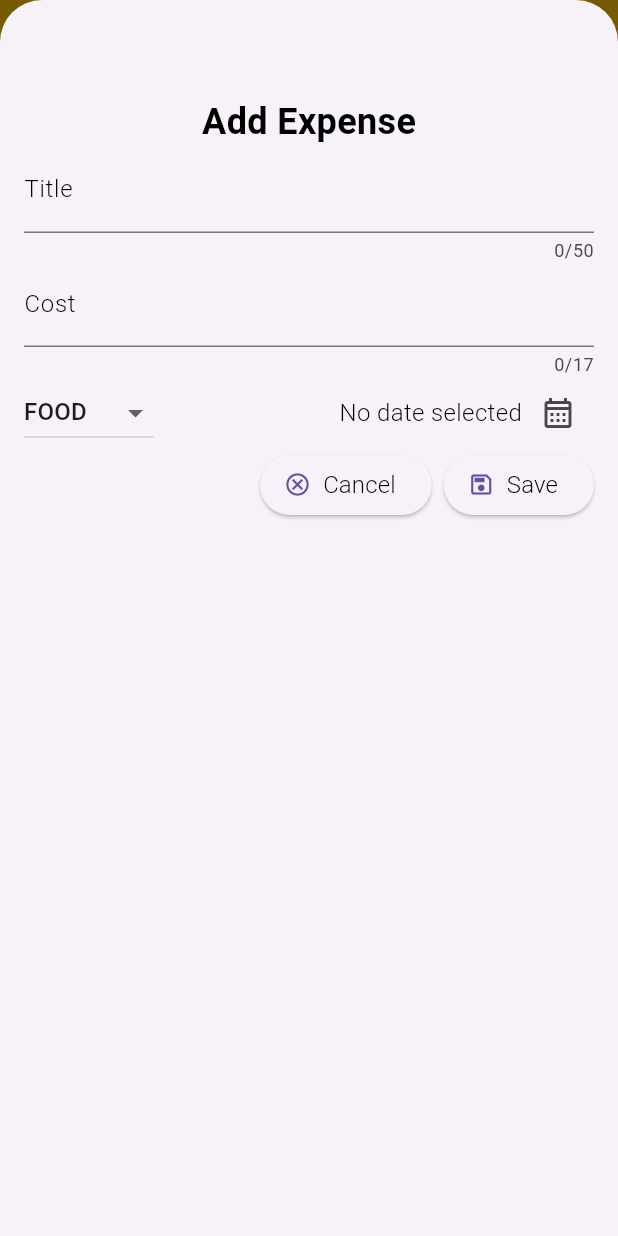
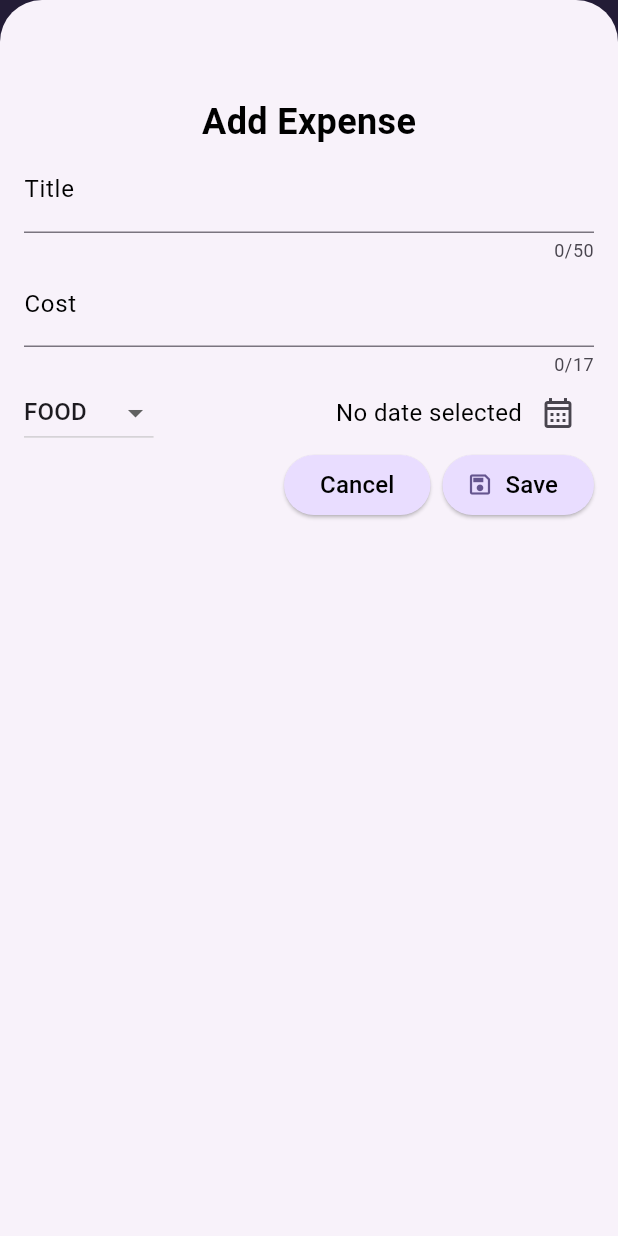
Before and after one commit to felpfsf/expense_tracker, a Flutter app: the screen it shows after launch, after a tap on the "add" icon, on a phone screen of 412 x 824 dp. Run offline on Flutter 3.47's test engine with Material 3 defaults, Android fonts, the phone set to English and light mode, and no system bars.

Commit message:
feat: theming

```diff
--- a/lib/expenses_app.dart
+++ b/lib/expenses_app.dart
@@ -12,33 +12,34 @@ class ExpensesApp extends StatefulWidget {
 }
 
 class _ExpensesApp extends State<ExpensesApp> {
-  // final List<Expense> _registeredExpenses = [
-  //   Expense(
-  //     title: 'Flutter Course',
-  //     cost: 19.99,
-  //     category: Category.work,
-  //     createdAt: DateTime.now(),
-  //   ),
-  //   Expense(
-  //     title: 'Oppenheimer',
-  //     cost: 4.99,
-  //     category: Category.leisure,
-  //     createdAt: DateTime.now(),
-  //   ),
-  //   Expense(
-  //     title: 'Dinner @ Fogo de Chão',
-  //     cost: 234.45,
-  //     category: Category.food,
-  //     createdAt: DateTime.now(),
-  //   ),
-  //   Expense(
-  //     title: 'Traveling',
-  //     cost: 136.45,
-  //     category: Category.travel,
-  //     createdAt: DateTime.now(),
-  //   ),
-  // ];
-  final List<Expense> _registeredExpenses = [];
+  final List<Expense> _registeredExpenses = [
+    Expense(
+      title: 'Flutter Course',
+      cost: 19.99,
+      category: Category.work,
+      createdAt: DateTime.now(),
+    ),
+    Expense(
+      title: 'Oppenheimer',
+      cost: 4.99,
+      category: Category.leisure,
+      createdAt: DateTime.now(),
+    ),
+    Expense(
+      title: 'Dinner @ Fogo de Chão',
+      cost: 234.45,
+      category: Category.food,
+      createdAt: DateTime.now(),
+    ),
+    Expense(
+      title: 'Traveling',
+      cost: 136.45,
+      category: Category.travel,
+      createdAt: DateTime.now(),
+    ),
+  ];
+  // final List<Expense> _registeredExpenses = [];
+  final String _appTitle = 'Flutter Expense Tracker';
 
   void _openAddExpenseOverlay() {
     showModalBottomSheet(
@@ -109,14 +110,19 @@ class _ExpensesApp extends State<ExpensesApp> {
 
     return Scaffold(
       appBar: AppBar(
-        title: const Text('Flutter ExpenseTracker'),
+        title: Text(
+          _appTitle,
+          style: const TextStyle(
+            fontSize: 18,
+            fontWeight: FontWeight.w500,
+          ),
+        ),
         actions: [
           IconButton(
             onPressed: _openAddExpenseOverlay,
             icon: const Icon(Icons.add),
           ),
         ],
-        backgroundColor: Colors.amber,
         toolbarHeight: 80,
       ),
       body: Column(
@@ -134,7 +140,8 @@ class _ExpensesApp extends State<ExpensesApp> {
 }
 
 class TitleSection extends StatelessWidget {
-  const TitleSection({super.key});
+  final void Function() openAddExpenseOverlay;
+  const TitleSection({super.key, required this.openAddExpenseOverlay});
 
   @override
   Widget build(BuildContext context) {
@@ -148,7 +155,7 @@ class TitleSection extends StatelessWidget {
         ),
         const Spacer(),
         IconButton(
-          onPressed: () {},
+          onPressed: openAddExpenseOverlay,
           icon: const Icon(Icons.add),
         ),
       ],
--- a/lib/main.dart
+++ b/lib/main.dart
@@ -1,8 +1,41 @@
 import 'package:expense_tracker/expenses_app.dart';
 import 'package:flutter/material.dart';
 
+// Global variables starts with the 'k' character
+var kColorScheme = ColorScheme.fromSeed(
+  seedColor: const Color.fromARGB(255, 96, 59, 181),
+);
+
 void main() {
-  runApp(const MaterialApp(
-    home: ExpensesApp(),
+  runApp(MaterialApp(
+    theme: ThemeData().copyWith(
+      colorScheme: kColorScheme,
+      appBarTheme: const AppBarTheme().copyWith(
+        backgroundColor: kColorScheme.onPrimaryContainer,
+        foregroundColor: kColorScheme.primaryContainer,
+      ),
+      cardTheme: const CardTheme().copyWith(
+        color: kColorScheme.secondaryContainer,
+        margin: const EdgeInsets.symmetric(horizontal: 16, vertical: 8),
+      ),
+      elevatedButtonTheme: ElevatedButtonThemeData(
+        style: ElevatedButton.styleFrom(
+          backgroundColor: kColorScheme.primaryContainer,
+        ),
+      ),
+      textTheme: ThemeData().textTheme.copyWith(
+            titleLarge: TextStyle(
+              fontWeight: FontWeight.w600,
+              fontSize: 16,
+              color: kColorScheme.onSecondaryContainer,
+            ),
+            displaySmall: TextStyle(
+              fontWeight: FontWeight.w600,
+              fontSize: 14,
+              color: kColorScheme.primaryContainer,
+            ),
+          ),
+    ),
+    home: const ExpensesApp(),
   ));
 }
--- a/lib/widgets/add_expense.dart
+++ b/lib/widgets/add_expense.dart
@@ -161,16 +161,15 @@ class _AddExpense extends State<AddExpense> {
           Row(
             children: [
               const Spacer(),
-              ElevatedButton.icon(
+              ElevatedButton(
                 onPressed: _onCloseModal,
-                icon: const Icon(Icons.cancel_outlined),
-                label: const ExptText(text: 'Cancel'),
+                child: const ExptText(text: 'Cancel', fontWeight: FontWeight.w500,),
               ),
               const SizedBox(width: 8),
               ElevatedButton.icon(
                 onPressed: _handleSaveExpense,
                 icon: const Icon(Icons.save_outlined),
-                label: const ExptText(text: 'Save'),
+                label: const ExptText(text: 'Save', fontWeight: FontWeight.w500,),
               ),
             ],
           ),
--- a/lib/widgets/expenses_list/expenses_item.dart
+++ b/lib/widgets/expenses_list/expenses_item.dart
@@ -19,8 +19,13 @@ class ExpensesItem extends StatelessWidget {
           vertical: 16,
         ),
         child: Column(
+          crossAxisAlignment: CrossAxisAlignment.start,
           children: [
-            ExptText(text: expense.title),
+            // ExptText(text: expense.title),
+            Text(
+              expense.title,
+              style: Theme.of(context).textTheme.titleLarge,
+            ),
             const SizedBox(height: 8),
             Row(
               children: [
--- a/lib/widgets/expenses_list/expenses_list.dart
+++ b/lib/widgets/expenses_list/expenses_list.dart
@@ -17,6 +17,34 @@ class ExpensesList extends StatelessWidget {
     return ListView.builder(
       itemCount: expenses.length,
       itemBuilder: (ctx, index) => Dismissible(
+        background: Container(
+          margin: EdgeInsets.symmetric(
+            horizontal: Theme.of(context).cardTheme.margin!.horizontal,
+          ),
+          color: Theme.of(context).colorScheme.error.withOpacity(.75),
+          child: Padding(
+            padding: const EdgeInsets.all(16),
+            child: Column(
+              crossAxisAlignment: CrossAxisAlignment.end,
+              mainAxisAlignment: MainAxisAlignment.center,
+              children: [
+                const Icon(
+                  Icons.delete,
+                  size: 32,
+                  color: Colors.white,
+                ),
+                Text(
+                  'Delete',
+                  style: Theme.of(context).textTheme.titleLarge?.copyWith(
+                        color: Colors.white,
+                        fontSize: 16,
+                        fontWeight: FontWeight.w500,
+                      ),
+                ),
+              ],
+            ),
+          ),
+        ),
         key: ValueKey(expenses[index]),
         onDismissed: (direction) {
           onDeleteExpense(expenses[index]);
--- a/lib/widgets/shared/expt_text.dart
+++ b/lib/widgets/shared/expt_text.dart
@@ -10,7 +10,7 @@ class ExptText extends StatelessWidget {
   const ExptText({
     super.key,
     required this.text,
-    this.fontWeight = FontWeight.w300,
+    this.fontWeight = FontWeight.w400,
     this.fontSize = 16,
     this.color = Colors.black,
     this.textAlign = TextAlign.left,
```
